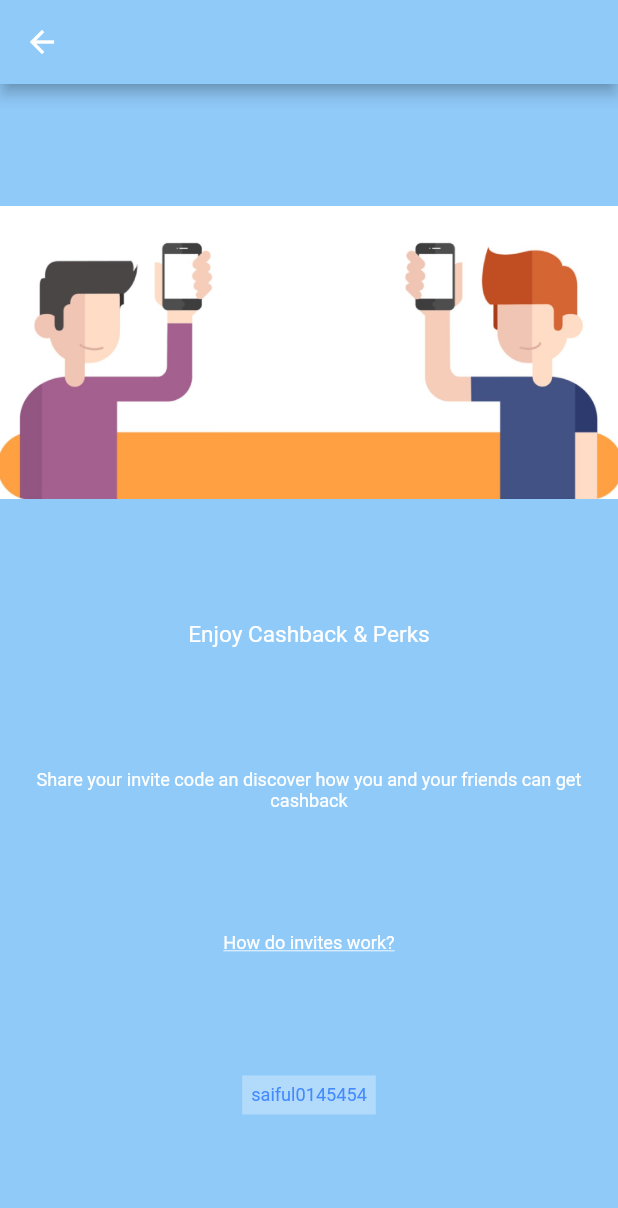
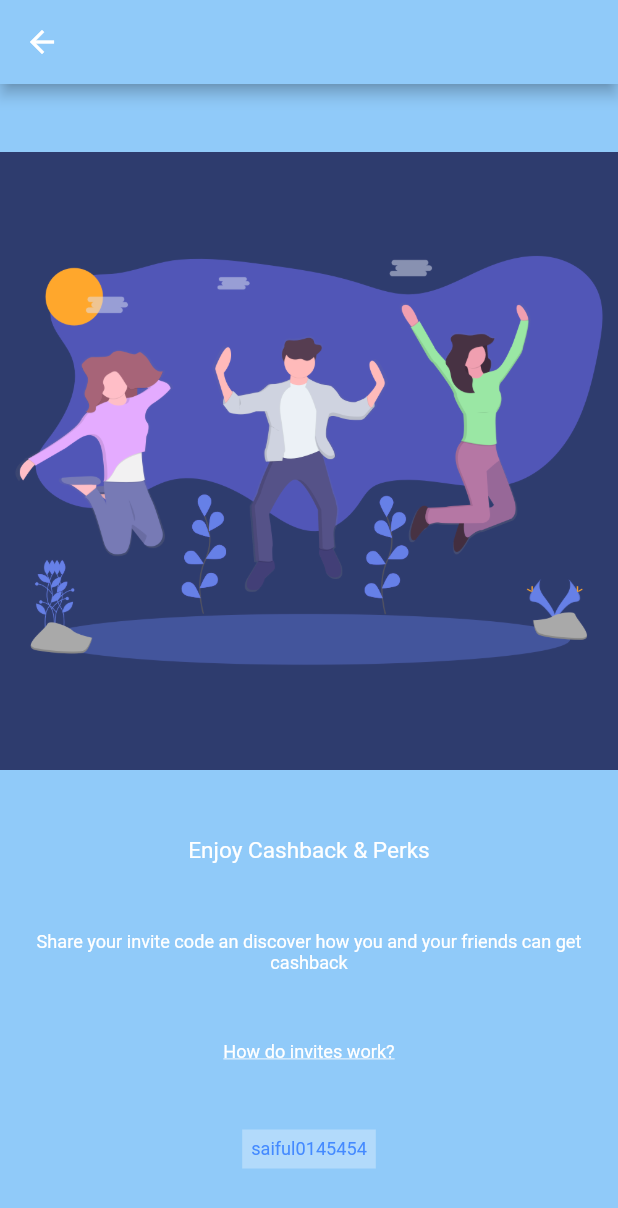
Before and after one commit to aimanuslim/Gas2Go, a Flutter app: the InviteFriend screen opened directly, on a phone screen of 412 x 824 dp. Shown: the top 1208 px of the screen. Run offline on Flutter 3.47's test engine with Material 2 defaults, Android fonts, the phone set to English and light mode, and no system bars; our stand-ins replace font_awesome_flutter, intro_slider.

Commit message:
modified illustration asset for 'Inviting Friends' screen

```diff
--- a/lib/customer_screens.dart
+++ b/lib/customer_screens.dart
@@ -1601,7 +1601,8 @@ class InviteFriend extends StatelessWidget {
           child: new Column(
             mainAxisAlignment: MainAxisAlignment.spaceEvenly,
             children: <Widget>[
-              new Container(child: new Image.asset("assets/InviteFriends.jpg")),
+              new Container(
+                  child: new Image.asset("assets/invite_friends.png")),
               new Container(
                 child: new Text(
                   "Enjoy Cashback & Perks",
--- a/pubspec.yaml
+++ b/pubspec.yaml
@@ -42,7 +42,7 @@ flutter:
     - assets/onboarding_1_order.png
     - assets/onboarding_2_delivery.png
     - assets/onboarding_3_cashbacks.png
-    - assets/InviteFriends.jpg
+    - assets/invite_friends.png
   #  - images/a_dot_burr.jpeg
   #  - images/a_dot_ham.jpeg
   # An image asset can refer to one or more resolution-specific "variants", see
```
Also changed, not shown: assets/invite_friends.png (added).
